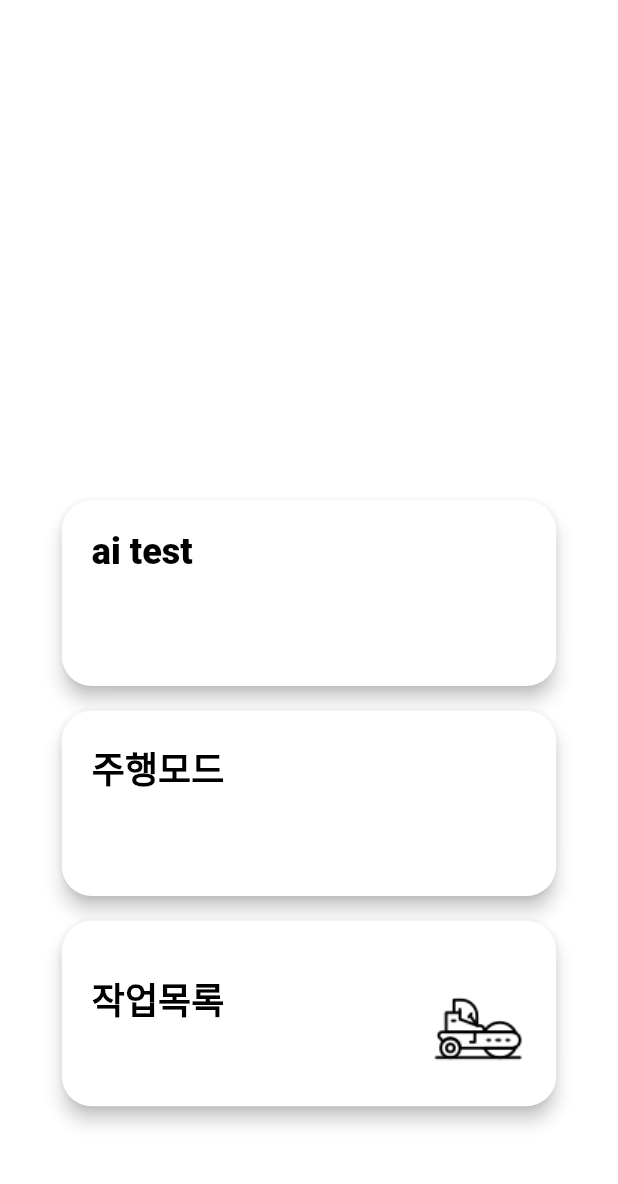
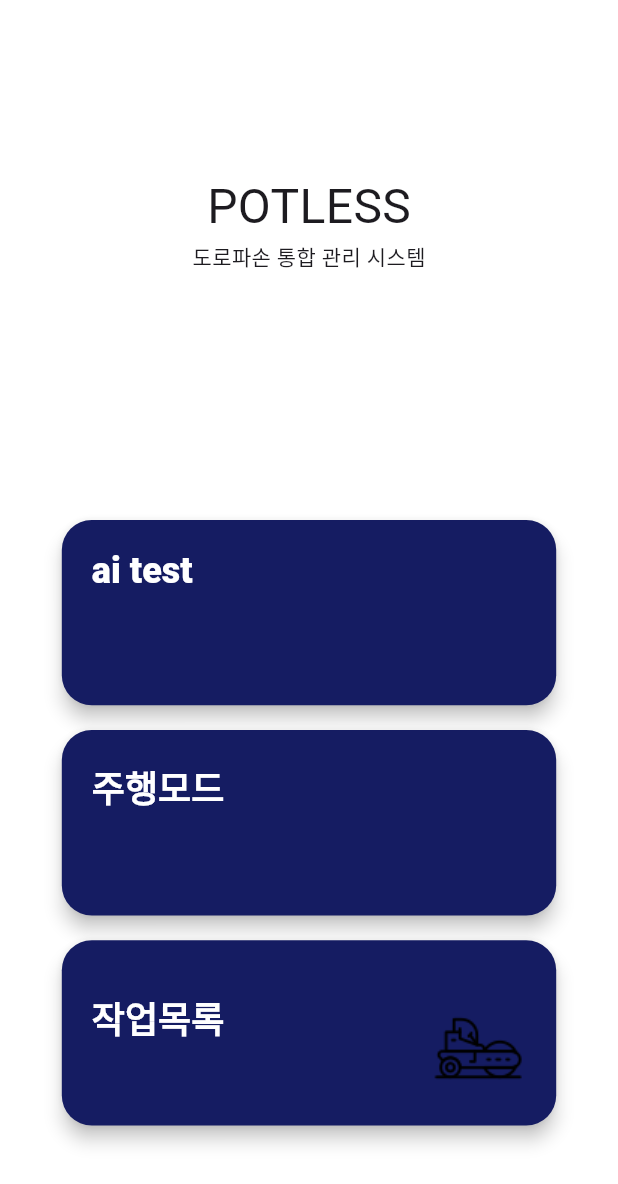
Before and after one commit to mine702/potless, a Flutter app: the screen it shows after launch, after a tap on "로그인", on a phone screen of 412 x 824 dp. Shown: the top 1184 px of the screen. Run offline on Flutter 3.47's test engine with Material 3 defaults, Android fonts, the phone set to English and light mode, and no system bars; our stand-ins replace camera, carousel_slider, geolocator, image_picker, lottie, permission_handler and 1 more; missing offline and left inert: amplify_auth_cognito, amplify_flutter, amplify_storage_s3, exif, external_path, kakao_map_plugin and 1 more; Roboto replaces fonts that are missing (Hanbit); project files that could hold a hidden picture were left out.

Commit message:
feat : 디자인 및 사진 촬영 로직 변경

```diff
--- a/porthole24/lib/main.dart
+++ b/porthole24/lib/main.dart
@@ -1,6 +1,7 @@
 import 'package:flutter/material.dart';
 import 'package:camera/camera.dart';
 import 'package:kakao_map_plugin/kakao_map_plugin.dart';
+import 'package:permission_handler/permission_handler.dart';
 import 'package:porthole24/screens/Loading/LoadingScreen.dart';
 import 'package:porthole24/screens/Login/Login.dart';
 
@@ -11,7 +12,25 @@ Future<void> main() async {
 
   WidgetsFlutterBinding.ensureInitialized();
   cameras = await availableCameras();
+  // await requestStoragePermission();
+  await requestPermissions();
   runApp(const MyApp());
+}
+
+Future<bool> requestStoragePermission() async {
+  var status = await Permission.storage.status;
+  if (!status.isGranted) {
+    status = await Permission.storage.request();
+  }
+  return status.isGranted;
+}
+
+Future<void> requestPermissions() async {
+  await [
+    Permission.camera,
+    Permission.storage,
+    // Add other permissions as needed
+  ].request();
 }
 
 class MyApp extends StatelessWidget {
--- a/porthole24/lib/screens/Home/HomeScreen.dart
+++ b/porthole24/lib/screens/Home/HomeScreen.dart
@@ -19,7 +19,15 @@ class HomeScreen extends StatelessWidget {
             mainAxisAlignment: MainAxisAlignment.center,
             children: [
               SizedBox(
-                height: UIhelper.deviceHeight(context) * 0.3,
+                height: UIhelper.deviceHeight(context) * 0.05,
+              ),
+              const Text(
+                'POTLESS',
+                style: TextStyle(fontSize: 32),
+              ),
+              const Text('도로파손 통합 관리 시스템'),
+              SizedBox(
+                height: UIhelper.deviceHeight(context) * 0.2,
               ),
               MainLarge(
                 label: 'ai test',
--- a/porthole24/lib/screens/Login/Login.dart
+++ b/porthole24/lib/screens/Login/Login.dart
@@ -35,7 +35,7 @@ class _LoginScreenState extends State<LoginScreen> {
                 controller: _idController,
                 decoration: InputDecoration(
                   filled: true,
-                  fillColor: const Color(0xff696DFF).withOpacity(0.2),
+                  fillColor: const Color(0xffffffff).withOpacity(0.2),
                   border: const OutlineInputBorder(
                     borderRadius: BorderRadius.all(
                       Radius.circular(10),
@@ -53,7 +53,7 @@ class _LoginScreenState extends State<LoginScreen> {
                 controller: _pwController,
                 decoration: InputDecoration(
                   filled: true,
-                  fillColor: const Color(0xff696DFF).withOpacity(0.2),
+                  fillColor: const Color(0xffffffff).withOpacity(0.2),
                   border: const OutlineInputBorder(
                     borderRadius: BorderRadius.all(
                       Radius.circular(10),
--- a/porthole24/lib/widgets/buttons/714_150button.dart
+++ b/porthole24/lib/widgets/buttons/714_150button.dart
@@ -21,8 +21,8 @@ class _button714_150State extends State<button714_150> {
     final ButtonStyle style = ElevatedButton.styleFrom(
       elevation: 5,
       padding: const EdgeInsets.all(10),
-      backgroundColor: Colors.white,
-      foregroundColor: Colors.black,
+      backgroundColor: const Color(0xff151C62),
+      foregroundColor: const Color(0xffffffff),
       textStyle: const TextStyle(fontSize: 22),
       fixedSize: Size(
         UIhelper.scaleWidth(context) * 180,
--- a/porthole24/lib/widgets/buttons/main_button.dart
+++ b/porthole24/lib/widgets/buttons/main_button.dart
@@ -23,8 +23,8 @@ class MainLargeState extends State<MainLarge> {
     final ButtonStyle style = ElevatedButton.styleFrom(
       elevation: 5,
       padding: const EdgeInsets.all(20),
-      backgroundColor: Colors.white,
-      foregroundColor: Colors.black,
+      backgroundColor: const Color(0xff151C62),
+      foregroundColor: const Color(0xffffffff),
       textStyle: const TextStyle(fontSize: 24, fontWeight: FontWeight.w900),
       fixedSize: Size(
         UIhelper.deviceWidth(context) * .8,
```
Also changed, not shown: porthole24/lib/models/detected.dart (added, +8 -0 lines), porthole24/lib/screens/Record/ImagePreview.dart (+55 -20 lines), porthole24/lib/screens/Record/PotLess.dart (+138 -71 lines), porthole24/lib/screens/Record/RecordingMode2.dart (+26 -1 lines), porthole24/lib/widgets/functions/queue_image.dart (added, +40 -0 lines), porthole24/pubspec.yaml (+9 -3 lines), porthole24/pubspec.lock, 4 other files.
